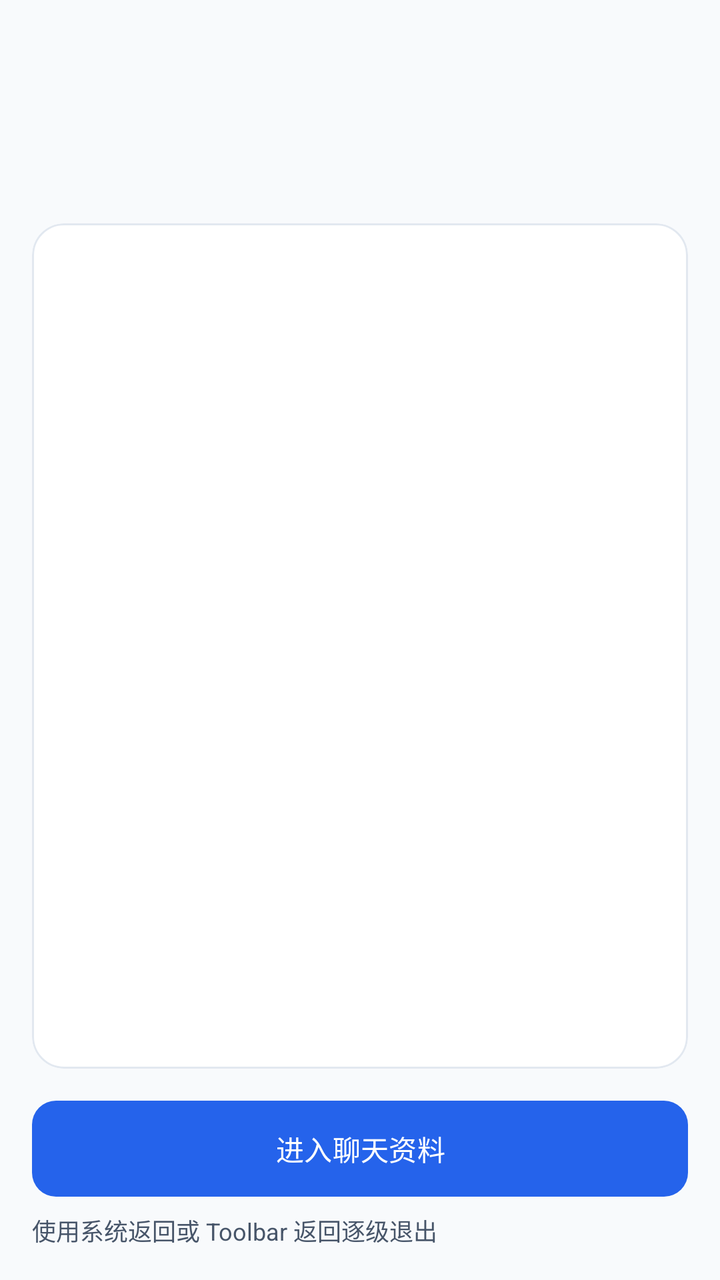
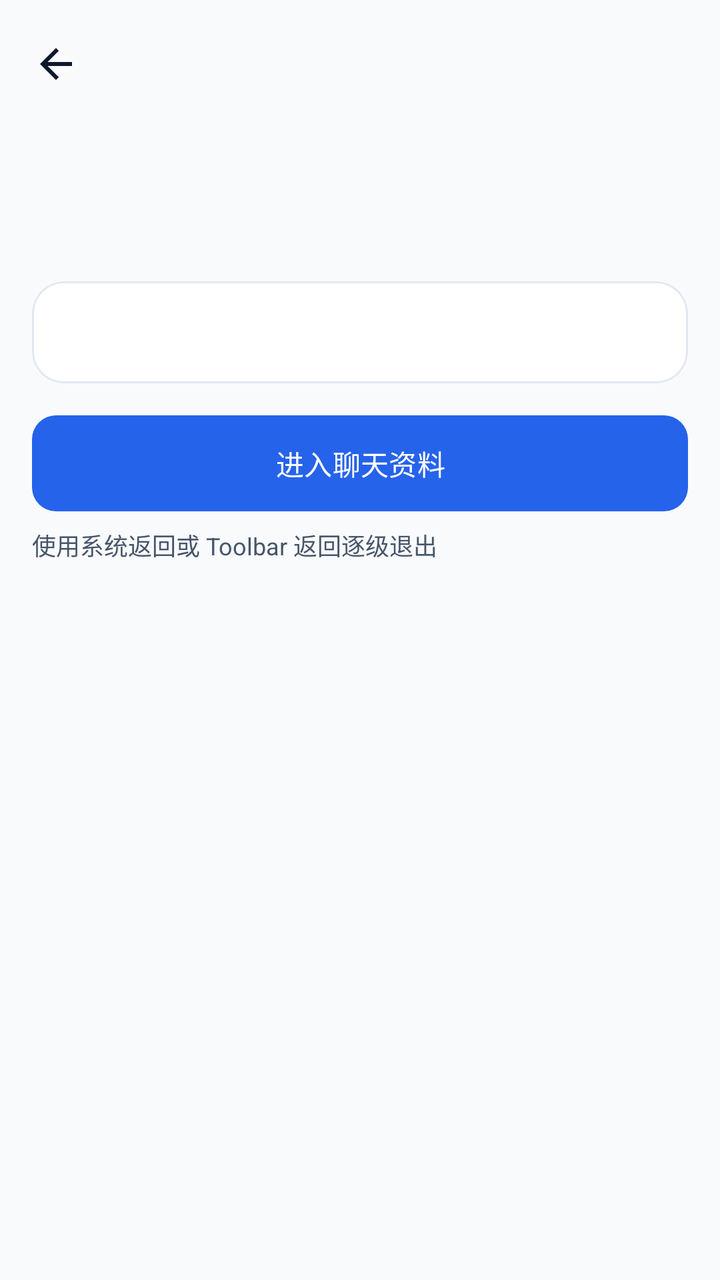

An Android layout rendered at two revisions. The XML below is the earlier revision; the diff shows what the commit changed to produce the second picture.
<!-- AndroidManifest.xml: application theme Theme.AwArchDemo -->
<!-- res/layout/fragment_chat_detail.xml -->
<?xml version="1.0" encoding="utf-8"?>
<LinearLayout xmlns:android="http://schemas.android.com/apk/res/android"
    xmlns:app="http://schemas.android.com/apk/res-auto"
    android:layout_width="match_parent"
    android:layout_height="match_parent"
    android:background="@color/aw_demo_bg"
    android:orientation="vertical"
    android:padding="@dimen/demo_space_md">

    <TextView
        android:id="@+id/tvBreadcrumb"
        android:layout_width="match_parent"
        android:layout_height="wrap_content"
        android:textColor="@color/aw_demo_wechat"
        android:textSize="12sp"
        android:textStyle="bold" />

    <TextView
        android:id="@+id/tvTitle"
        android:layout_width="match_parent"
        android:layout_height="wrap_content"
        android:layout_marginTop="@dimen/demo_space_sm"
        android:textColor="@color/aw_demo_on_surface"
        android:textSize="20sp"
        android:textStyle="bold" />

    <TextView
        android:id="@+id/tvSnippet"
        android:layout_width="match_parent"
        android:layout_height="wrap_content"
        android:layout_marginTop="@dimen/demo_space_sm"
        android:textColor="@color/aw_demo_on_surface_muted"
        android:textSize="15sp" />

    <com.google.android.material.card.MaterialCardView
        style="@style/Widget.AwArchDemo.Card"
        android:layout_width="match_parent"
        android:layout_height="0dp"
        android:layout_marginTop="@dimen/demo_space_md"
        android:layout_weight="1">

        <androidx.core.widget.NestedScrollView
            android:layout_width="match_parent"
            android:layout_height="match_parent"
            android:padding="@dimen/demo_space_md">

            <TextView
                android:id="@+id/tvThread"
                android:layout_width="match_parent"
                android:layout_height="wrap_content"
                android:lineSpacingExtra="6dp"
                android:textColor="@color/aw_demo_on_surface"
                android:textSize="14sp" />
        </androidx.core.widget.NestedScrollView>
    </com.google.android.material.card.MaterialCardView>

    <com.google.android.material.button.MaterialButton
        android:id="@+id/btnOpenInfo"
        android:layout_width="match_parent"
        android:layout_height="wrap_content"
        android:layout_marginTop="@dimen/demo_space_md"
        android:text="@string/wechat_open_info" />

    <TextView
        android:layout_width="match_parent"
        android:layout_height="wrap_content"
        android:layout_marginTop="@dimen/demo_space_sm"
        android:text="@string/wechat_tip_system_back"
        android:textColor="@color/aw_demo_on_surface_muted"
        android:textSize="12sp" />
</LinearLayout>
<!-- resources referenced by this layout -->
<resources>
  <color name="aw_demo_bg">#F8FAFC</color>
  <color name="aw_demo_on_surface">#0F172A</color>
  <color name="aw_demo_on_surface_muted">#475569</color>
  <color name="aw_demo_wechat">#07C160</color>
  <dimen name="demo_space_md">16dp</dimen>
  <dimen name="demo_space_sm">8dp</dimen>
  <string name="wechat_open_info">进入聊天资料</string>
  <string name="wechat_tip_system_back">使用系统返回或 Toolbar 返回逐级退出</string>
  <style name="Widget.AwArchDemo.Card" parent="Widget.Material3.CardView.Elevated">
          <item name="cardCornerRadius">16dp</item>
          <item name="cardElevation">0dp</item>
          <item name="strokeColor">@color/aw_demo_divider</item>
          <item name="strokeWidth">1dp</item>
          <item name="cardBackgroundColor">@color/aw_demo_surface</item>
      </style>
  <style name="Theme.AwArchDemo" parent="Theme.Material3.Light.NoActionBar">
          <item name="colorPrimary">@color/aw_demo_primary</item>
          <item name="colorOnPrimary">@color/aw_demo_on_primary</item>
          <item name="colorSecondary">@color/aw_demo_accent</item>
          <item name="colorOnSecondary">@color/aw_demo_on_primary</item>
          <item name="android:colorBackground">@color/aw_demo_bg</item>
          <item name="colorSurface">@color/aw_demo_surface</item>
          <item name="colorOnSurface">@color/aw_demo_on_surface</item>
          <item name="android:statusBarColor">@color/aw_demo_bg</item>
          <item name="android:navigationBarColor">@color/aw_demo_bg</item>
          <item name="android:windowLightStatusBar">true</item>
          <item name="android:windowLightNavigationBar">true</item>
          <item name="materialButtonStyle">@style/Widget.AwArchDemo.Button</item>
          <item name="textInputStyle">@style/Widget.AwArchDemo.TextInputLayout</item>
      </style>
  <color name="aw_demo_divider">#E2E8F0</color>
  <color name="aw_demo_surface">#FFFFFF</color>
  <color name="aw_demo_primary">#2563EB</color>
  <color name="aw_demo_on_primary">#FFFFFF</color>
  <color name="aw_demo_accent">#10B981</color>
  <style name="Widget.AwArchDemo.Button" parent="Widget.Material3.Button">
          <item name="android:minHeight">48dp</item>
          <item name="android:textAllCaps">false</item>
          <item name="cornerRadius">12dp</item>
          <item name="android:insetTop">0dp</item>
          <item name="android:insetBottom">0dp</item>
      </style>
  <style name="Widget.AwArchDemo.TextInputLayout" parent="Widget.Material3.TextInputLayout.OutlinedBox">
          <item name="boxCornerRadiusTopStart">12dp</item>
          <item name="boxCornerRadiusTopEnd">12dp</item>
          <item name="boxCornerRadiusBottomStart">12dp</item>
          <item name="boxCornerRadiusBottomEnd">12dp</item>
      </style>
</resources>

<!-- the commit's change to res/layout/fragment_chat_detail.xml (unified diff, before → after) -->
@@ -4,68 +4,75 @@
     android:layout_width="match_parent"
     android:layout_height="match_parent"
     android:background="@color/aw_demo_bg"
-    android:orientation="vertical"
-    android:padding="@dimen/demo_space_md">
+    android:orientation="vertical">
 
-    <TextView
-        android:id="@+id/tvBreadcrumb"
+    <com.google.android.material.appbar.MaterialToolbar
+        android:id="@+id/toolbar"
         android:layout_width="match_parent"
-        android:layout_height="wrap_content"
-        android:textColor="@color/aw_demo_wechat"
-        android:textSize="12sp"
-        android:textStyle="bold" />
+        android:layout_height="?attr/actionBarSize"
+        android:background="@color/aw_demo_bg"
+        app:navigationIcon="?attr/homeAsUpIndicator"
+        app:navigationIconTint="@color/aw_demo_on_surface"
+        app:titleTextColor="@color/aw_demo_on_surface" />
 
-    <TextView
-        android:id="@+id/tvTitle"
-        android:layout_width="match_parent"
-        android:layout_height="wrap_content"
-        android:layout_marginTop="@dimen/demo_space_sm"
-        android:textColor="@color/aw_demo_on_surface"
-        android:textSize="20sp"
-        android:textStyle="bold" />
-
-    <TextView
-        android:id="@+id/tvSnippet"
-        android:layout_width="match_parent"
-        android:layout_height="wrap_content"
-        android:layout_marginTop="@dimen/demo_space_sm"
-        android:textColor="@color/aw_demo_on_surface_muted"
-        android:textSize="15sp" />
-
-    <com.google.android.material.card.MaterialCardView
-        style="@style/Widget.AwArchDemo.Card"
+    <androidx.core.widget.NestedScrollView
         android:layout_width="match_parent"
         android:layout_height="0dp"
-        android:layout_marginTop="@dimen/demo_space_md"
-        android:layout_weight="1">
+        android:layout_weight="1"
+        android:clipToPadding="false"
+        android:padding="@dimen/demo_space_md">
 
-        <androidx.core.widget.NestedScrollView
+        <LinearLayout
             android:layout_width="match_parent"
-            android:layout_height="match_parent"
-            android:padding="@dimen/demo_space_md">
+            android:layout_height="wrap_content"
+            android:orientation="vertical">
 
             <TextView
-                android:id="@+id/tvThread"
+                android:id="@+id/tvBreadcrumb"
                 android:layout_width="match_parent"
                 android:layout_height="wrap_content"
-                android:lineSpacingExtra="6dp"
-                android:textColor="@color/aw_demo_on_surface"
-                android:textSize="14sp" />
-        </androidx.core.widget.NestedScrollView>
-    </com.google.android.material.card.MaterialCardView>
+                android:textColor="@color/aw_demo_wechat"
+                android:textSize="12sp"
+                android:textStyle="bold" />
 
-    <com.google.android.material.button.MaterialButton
-        android:id="@+id/btnOpenInfo"
-        android:layout_width="match_parent"
-        android:layout_height="wrap_content"
-        android:layout_marginTop="@dimen/demo_space_md"
-        android:text="@string/wechat_open_info" />
+            <TextView
+                android:id="@+id/tvSnippet"
+                android:layout_width="match_parent"
+                android:layout_height="wrap_content"
+                android:layout_marginTop="@dimen/demo_space_sm"
+                android:textColor="@color/aw_demo_on_surface_muted"
+                android:textSize="15sp" />
 
-    <TextView
-        android:layout_width="match_parent"
-        android:layout_height="wrap_content"
-        android:layout_marginTop="@dimen/demo_space_sm"
-        android:text="@string/wechat_tip_system_back"
-        android:textColor="@color/aw_demo_on_surface_muted"
-        android:textSize="12sp" />
+            <com.google.android.material.card.MaterialCardView
+                style="@style/Widget.AwArchDemo.Card"
+                android:layout_width="match_parent"
+                android:layout_height="wrap_content"
+                android:layout_marginTop="@dimen/demo_space_md">
+
+                <TextView
+                    android:id="@+id/tvThread"
+                    android:layout_width="match_parent"
+                    android:layout_height="wrap_content"
+                    android:lineSpacingExtra="6dp"
+                    android:padding="@dimen/demo_space_md"
+                    android:textColor="@color/aw_demo_on_surface"
+                    android:textSize="14sp" />
+            </com.google.android.material.card.MaterialCardView>
+
+            <com.google.android.material.button.MaterialButton
+                android:id="@+id/btnOpenInfo"
+                android:layout_width="match_parent"
+                android:layout_height="wrap_content"
+                android:layout_marginTop="@dimen/demo_space_md"
+                android:text="@string/wechat_open_info" />
+
+            <TextView
+                android:layout_width="match_parent"
+                android:layout_height="wrap_content"
+                android:layout_marginTop="@dimen/demo_space_sm"
+                android:text="@string/wechat_tip_system_back"
+                android:textColor="@color/aw_demo_on_surface_muted"
+                android:textSize="12sp" />
+        </LinearLayout>
+    </androidx.core.widget.NestedScrollView>
 </LinearLayout>
